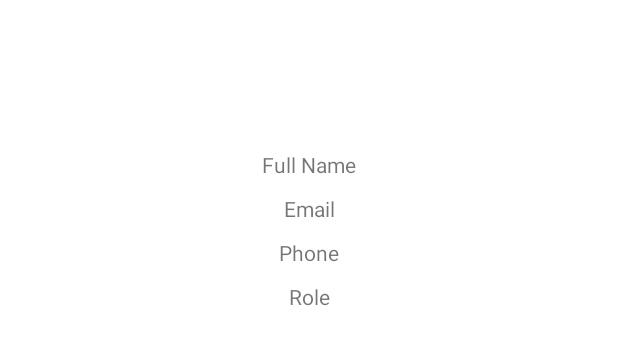
After one commit to jmngige/Me, an Android app: the layout user_item_layout.xml on its own in the app's theme, with its tools: preview values and no code run, on a phone screen of 412 x 824 dp. The commit adds this screen. Shown: the top 345 px of the screen. Run offline under Robolectric (Android 15) with nearby library versions, the phone set to English and light mode, and no system bars.

Commit message:
Initial commit

```diff
--- a/app/src/main/java/com/starsolns/me/data/repository/UserRepository.kt
+++ b/app/src/main/java/com/starsolns/me/data/repository/UserRepository.kt
@@ -4,6 +4,7 @@ import com.starsolns.me.data.network.NetworkApi
 import com.starsolns.me.model.UserLogin
 import com.starsolns.me.model.UserRegister
 import com.starsolns.me.model.UserResponse
+import com.starsolns.me.model.Users
 import com.starsolns.me.util.NetworkResult
 import dagger.hilt.android.scopes.ActivityRetainedScoped
 import retrofit2.Call
@@ -25,6 +26,9 @@ class UserRepository @Inject constructor(
         return networkApi.registerUser(userRegister)
     }
 
+    suspend fun getAllUsers(): List<Users>{
+        return networkApi.getUsers()
+    }
 
     /** Using Callback Method*/
 
@@ -36,4 +40,6 @@ class UserRepository @Inject constructor(
         return networkApi.registerUserCall2(userRegister)
     }
 
+
+
 }
--- a/app/src/main/java/com/starsolns/me/views/fragments/LoginFragment.kt
+++ b/app/src/main/java/com/starsolns/me/views/fragments/LoginFragment.kt
@@ -8,7 +8,6 @@ import android.view.ViewGroup
 import androidx.navigation.fragment.findNavController
 import com.starsolns.me.R
 import com.starsolns.me.databinding.FragmentLoginBinding
-import com.starsolns.me.databinding.FragmentRegisterBinding
 import dagger.hilt.android.AndroidEntryPoint
 
 @AndroidEntryPoint
--- /dev/null
+++ b/app/src/main/res/layout/user_item_layout.xml
@@ -0,0 +1,45 @@
+<?xml version="1.0" encoding="utf-8"?>
+<androidx.constraintlayout.widget.ConstraintLayout
+    xmlns:android="http://schemas.android.com/apk/res/android"
+    xmlns:app="http://schemas.android.com/apk/res-auto"
+    android:layout_width="match_parent"
+    android:layout_height="match_parent">
+
+    <TextView
+        android:layout_width="wrap_content"
+        android:layout_height="wrap_content"
+        android:text="Full Name"
+        android:id="@+id/fullName"
+        android:layout_marginTop="100dp"
+        app:layout_constraintEnd_toEndOf="parent"
+        app:layout_constraintStart_toStartOf="parent"
+        app:layout_constraintTop_toTopOf="parent" />
+    <TextView
+        android:layout_width="wrap_content"
+        android:layout_height="wrap_content"
+        android:text="Email"
+        android:id="@+id/email"
+        android:layout_marginTop="10dp"
+        app:layout_constraintEnd_toEndOf="parent"
+        app:layout_constraintStart_toStartOf="parent"
+        app:layout_constraintTop_toBottomOf="@id/fullName" />
+    <TextView
+        android:layout_width="wrap_content"
+        android:layout_height="wrap_content"
+        android:text="Phone"
+        android:id="@+id/phone"
+        android:layout_marginTop="10dp"
+        app:layout_constraintEnd_toEndOf="parent"
+        app:layout_constraintStart_toStartOf="parent"
+        app:layout_constraintTop_toBottomOf="@id/email" />
+    <TextView
+        android:layout_width="wrap_content"
+        android:layout_height="wrap_content"
+        android:text="Role"
+        android:id="@+id/role"
+        android:layout_marginTop="10dp"
+        app:layout_constraintEnd_toEndOf="parent"
+        app:layout_constraintStart_toStartOf="parent"
+        app:layout_constraintTop_toBottomOf="@id/phone" />
+
+</androidx.constraintlayout.widget.ConstraintLayout>
```
Also changed, not shown: app/src/main/java/com/starsolns/me/data/network/NetworkApi.kt (+4 -5 lines), app/src/main/java/com/starsolns/me/data/viewmodel/MainViewModel.kt (+13 -0 lines), app/src/main/java/com/starsolns/me/model/Users.kt (added, +8 -0 lines), app/src/main/java/com/starsolns/me/views/adapter/UsersAdapter.kt (added, +45 -0 lines), app/src/main/java/com/starsolns/me/views/fragments/HomeFragment.kt (+20 -1 lines), app/src/main/res/layout/fragment_home.xml (+5 -10 lines).
